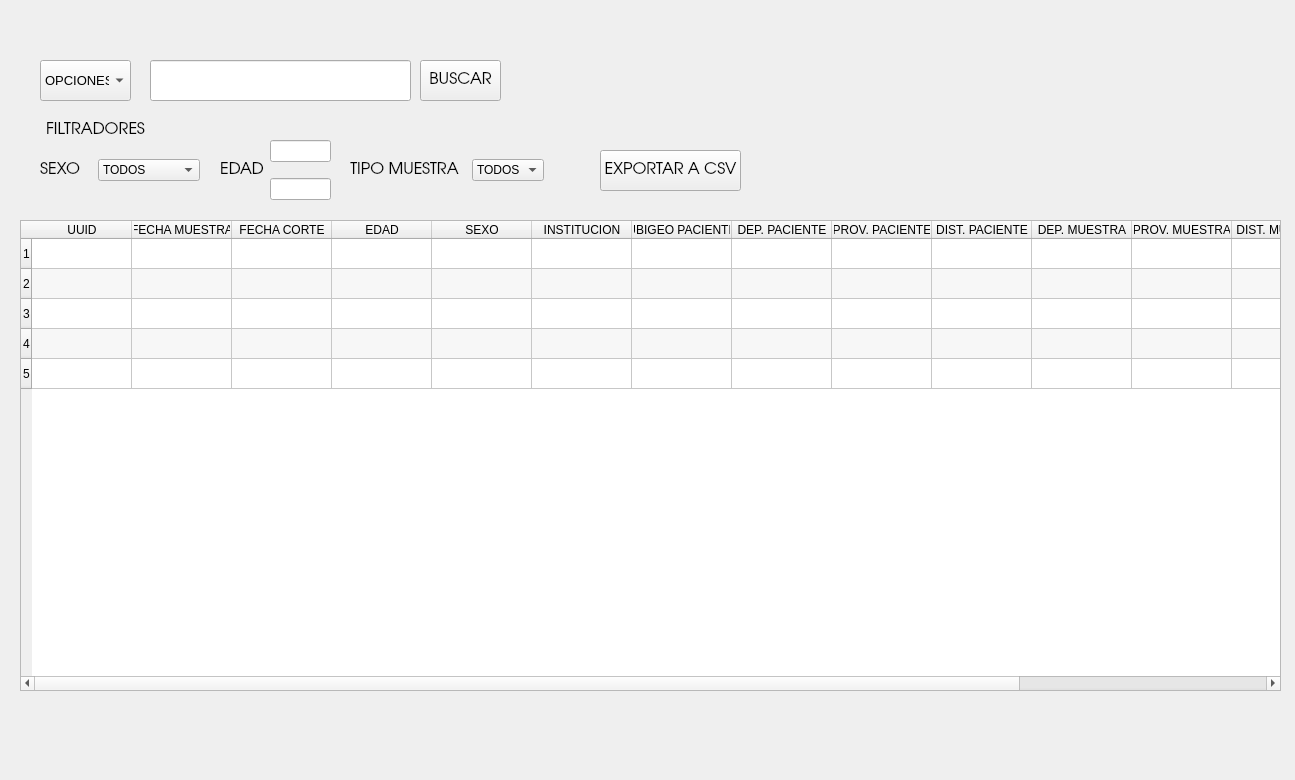
Before: the Qt Designer form front/GUI/windowsearch.ui in amoroccoire/TO_PROYECTO, drawn with Qt 5.
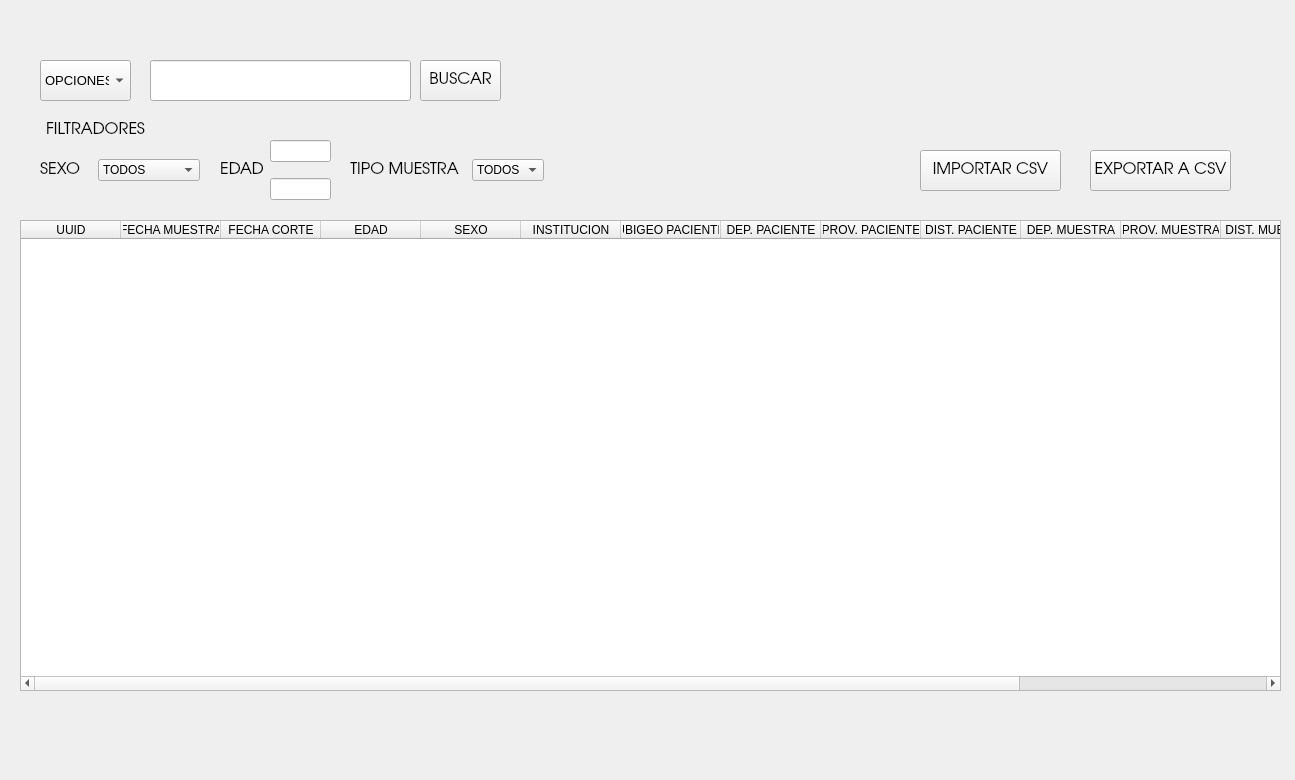
After: the same form once the commit is applied.

```diff
--- a/front/GUI/windowsearch.ui
+++ b/front/GUI/windowsearch.ui
@@ -105,7 +105,7 @@
     <enum>QAbstractItemView::SelectRows</enum>
    </property>
    <property name="rowCount">
-    <number>5</number>
+    <number>0</number>
    </property>
    <property name="columnCount">
     <number>15</number>
@@ -137,11 +137,6 @@
    <attribute name="verticalHeaderStretchLastSection">
     <bool>false</bool>
    </attribute>
-   <row/>
-   <row/>
-   <row/>
-   <row/>
-   <row/>
    <column>
     <property name="text">
      <string>UUID</string>
@@ -221,7 +216,7 @@
   <widget class="QPushButton" name="exportarCSV">
    <property name="geometry">
     <rect>
-     <x>600</x>
+     <x>1090</x>
      <y>150</y>
      <width>141</width>
      <height>41</height>
@@ -420,6 +415,25 @@
     </item>
    </layout>
   </widget>
+  <widget class="QPushButton" name="importarCSV">
+   <property name="geometry">
+    <rect>
+     <x>920</x>
+     <y>150</y>
+     <width>141</width>
+     <height>41</height>
+    </rect>
+   </property>
+   <property name="font">
+    <font>
+     <family>URW Gothic</family>
+     <pointsize>12</pointsize>
+    </font>
+   </property>
+   <property name="text">
+    <string>IMPORTAR CSV</string>
+   </property>
+  </widget>
  </widget>
  <resources/>
  <connections/>
```
Left out of the diff: 14 changed lines with no effect on the pictures.
